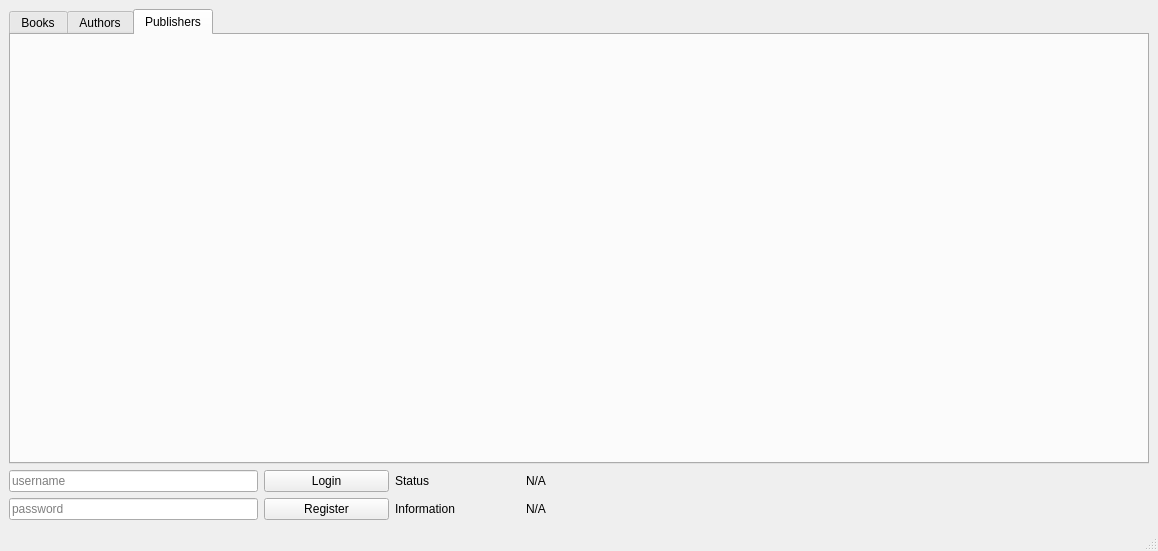
Qt form mainwindow.ui (DavidJerman/BookManager) before a commit.
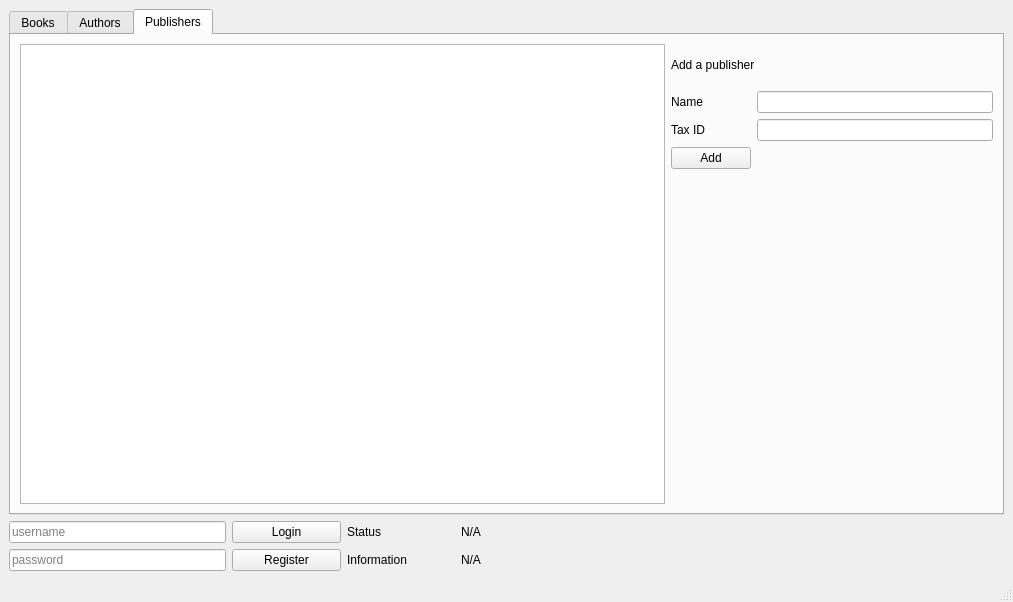
The same form after that commit. The open tabs and pages were chosen to show the change.

Diff of the .ui file:
```diff
--- a/mainwindow.ui
+++ b/mainwindow.ui
@@ -6,8 +6,8 @@
    <rect>
     <x>0</x>
     <y>0</y>
-    <width>1158</width>
-    <height>551</height>
+    <width>1013</width>
+    <height>602</height>
    </rect>
   </property>
   <property name="windowTitle">
@@ -152,6 +152,66 @@
          <attribute name="title">
           <string>Publishers</string>
          </attribute>
+         <layout class="QHBoxLayout" name="horizontalLayout_3" stretch="6,3">
+          <item>
+           <widget class="QTableView" name="tableView"/>
+          </item>
+          <item>
+           <layout class="QVBoxLayout" name="verticalLayout_3" stretch="1,10">
+            <item>
+             <widget class="QLabel" name="label">
+              <property name="text">
+               <string>Add a publisher</string>
+              </property>
+             </widget>
+            </item>
+            <item>
+             <layout class="QGridLayout" name="gridLayout_4">
+              <item row="1" column="0">
+               <widget class="QLabel" name="TaxIDLabel">
+                <property name="text">
+                 <string>Tax ID</string>
+                </property>
+               </widget>
+              </item>
+              <item row="1" column="1">
+               <widget class="QLineEdit" name="TaxIDLineEdit"/>
+              </item>
+              <item row="0" column="1">
+               <widget class="QLineEdit" name="PublisherNameLineEdit"/>
+              </item>
+              <item row="2" column="0">
+               <widget class="QPushButton" name="AddPublisherButton">
+                <property name="text">
+                 <string>Add</string>
+                </property>
+               </widget>
+              </item>
+              <item row="0" column="0">
+               <widget class="QLabel" name="PublisherNameLabel">
+                <property name="text">
+                 <string>Name</string>
+                </property>
+               </widget>
+              </item>
+              <item row="3" column="0">
+               <spacer name="verticalSpacer">
+                <property name="orientation">
+                 <enum>Qt::Vertical</enum>
+                </property>
+                <property name="sizeHint" stdset="0">
+                 <size>
+                  <width>20</width>
+                  <height>40</height>
+                 </size>
+                </property>
+               </spacer>
+              </item>
+             </layout>
+            </item>
+           </layout>
+          </item>
+         </layout>
         </widget>
        </widget>
       </item>
```
Left out of the diff: 63 changed lines with no effect on the pictures.
